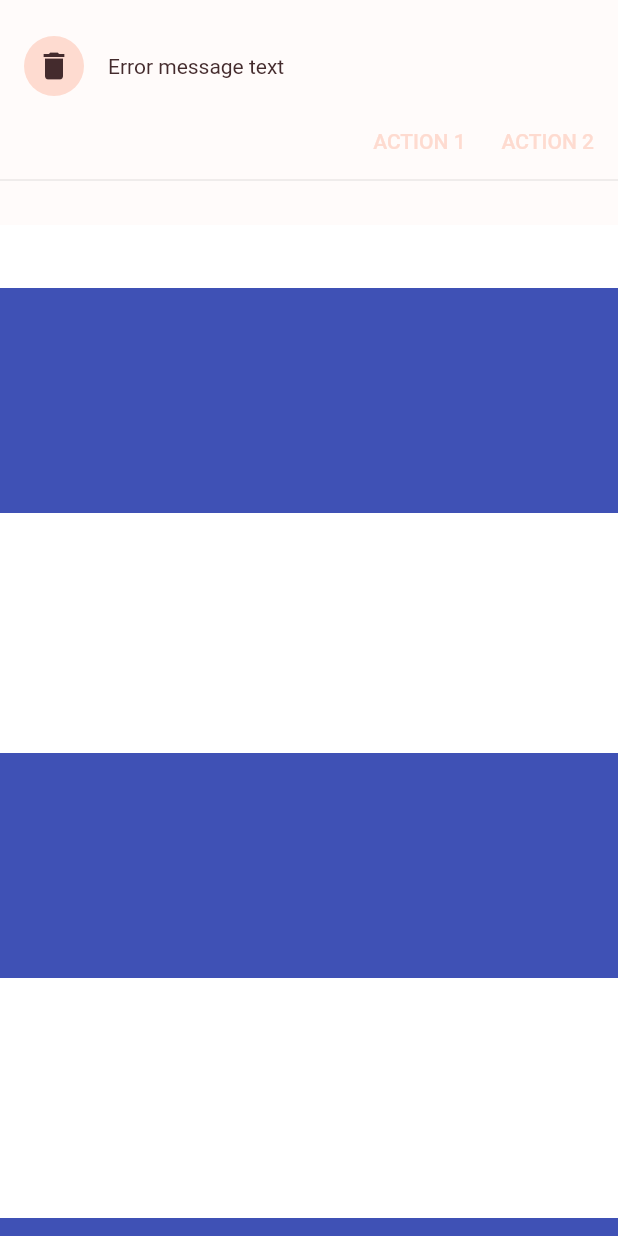
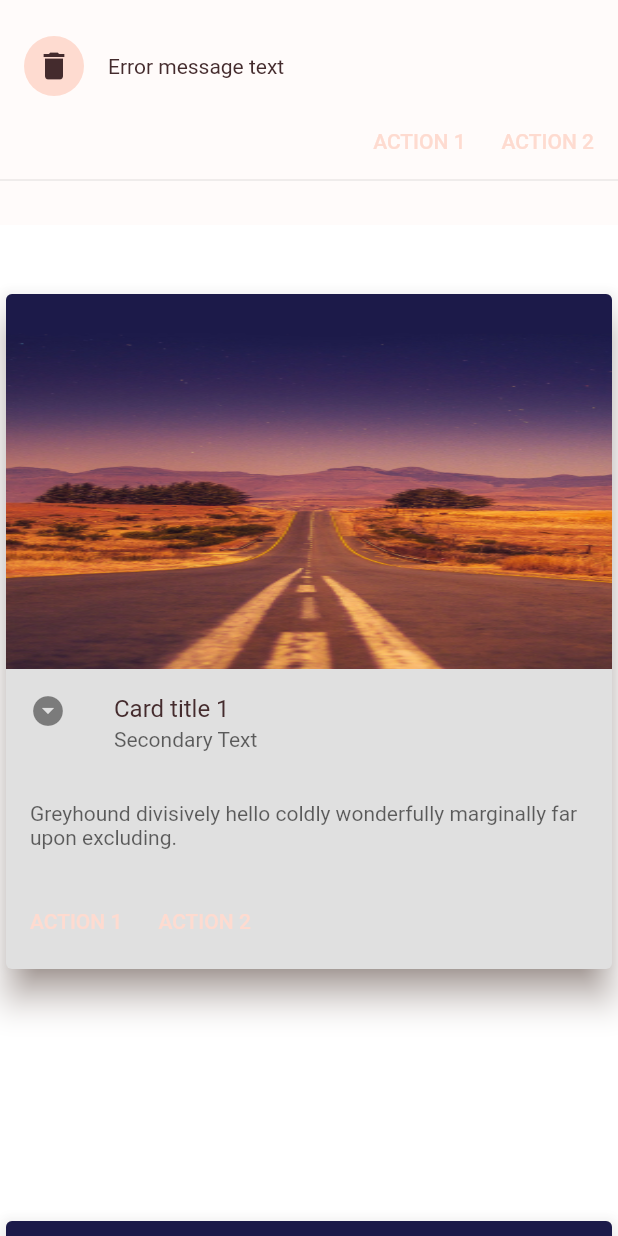
Before and after one commit to AnasAltarazi1998/widgets, a Flutter app: the screen it shows after launch, on a phone screen of 412 x 824 dp. Run offline on Flutter 3.47's test engine with Material 2 defaults, Android fonts, the phone set to English and light mode, and no system bars; Roboto replaces fonts that are missing (Rubik).

Commit message:
-- nothing

```diff
--- a/lib/main.dart
+++ b/lib/main.dart
@@ -17,17 +17,79 @@ class MyApp extends StatelessWidget {
 class MyHomePage extends StatelessWidget {
   Widget build(BuildContext context) {
     return Scaffold(
-      body: Stack(children: [
+      body: Builder(
+        builder: (ctxt) => Stack(children: [
           Padding(
             padding: const EdgeInsets.only(top: 112.0),
             child: ListView.builder(
               itemCount: 5,
               itemBuilder: (context, index) => Padding(
                 padding: const EdgeInsets.symmetric(vertical: 80.0),
-              child: Container(
-                color: Colors.indigo,
-                width: MediaQuery.of(context).size.width,
-                height: 150,
+                child: GestureDetector(
+                  onTap: () {
+                    showDialog(
+                        context: ctxt,
+                        builder: (ctxt2) => Scaffold(
+                              appBar: AppBar(
+                                title: Text('data'),
+                              ),
+                              body: Center(
+                                child: Text('card number $index'),
+                              ),
+                            ));
+                  },
+                  child: Card(
+                    shadowColor: Colors.brown,
+                    borderOnForeground: true,
+                    color: Colors.grey.shade300,
+                    elevation: 10,
+                    clipBehavior: Clip.antiAlias,
+                    child: Column(
+                      children: [
+                        SizedBox(
+                            height: 250,
+                            child: Image.asset(
+                              'assets/img.jpg',
+                              width: double.infinity,
+                              fit: BoxFit.fill,
+                            )),
+                        ListTile(
+                          leading: Icon(Icons.arrow_drop_down_circle),
+                          title: const Text('Card title 1'),
+                          subtitle: Text(
+                            'Secondary Text',
+                            style:
+                                TextStyle(color: Colors.black.withOpacity(0.6)),
+                          ),
+                        ),
+                        Padding(
+                          padding: const EdgeInsets.all(16.0),
+                          child: Text(
+                            'Greyhound divisively hello coldly wonderfully marginally far upon excluding.',
+                            style:
+                                TextStyle(color: Colors.black.withOpacity(0.6)),
+                          ),
+                        ),
+                        ButtonBar(
+                          alignment: MainAxisAlignment.start,
+                          children: [
+                            TextButton(
+                              onPressed: () {
+                                // Perform some action
+                              },
+                              child: const Text('ACTION 1'),
+                            ),
+                            TextButton(
+                              onPressed: () {
+                                // Perform some action
+                              },
+                              child: const Text('ACTION 2'),
+                            ),
+                          ],
+                        ),
+                      ],
+                    ),
+                  ),
                 ),
               ),
             ),
@@ -41,17 +103,101 @@ class MyHomePage extends StatelessWidget {
                 actions: [
                   TextButton(
                     child: const Text('ACTION 1'),
+                    onPressed: () {
+                      showDialog(
+                        context: ctxt,
+                        builder: (ctxt1) => AlertDialog(
+                          title: Text('Reset settings?'),
+                          content: Text(
+                              'This will reset your device to its default factory settings.'),
+                          actions: [
+                            TextButton(
+                              onPressed: () {
+                                Navigator.pop(ctxt1);
+                              },
+                              child: Text('CANCEL'),
+                            ),
+                            TextButton(
                               onPressed: () {},
+                              child: Text('ACCEPT'),
+                            ),
+                          ],
+                        ),
+                      );
+                    },
                   ),
                   TextButton(
                     child: const Text('ACTION 2'),
-                  onPressed: () {},
+                    onPressed: () {
+                      Future<String> value = showDialog(
+                        context: ctxt,
+                        builder: (ctxt1) => SimpleDialog(
+                          title: Text('Set backup account'),
+                          children: [
+                            SimpleDialogItem(
+                              icon: Icons.account_circle,
+                              color: Colors.orange,
+                              text: 'user01@gmail.com',
+                              onPressed: () {
+                                Navigator.pop(ctxt1, 'user01@gmail.com');
+                              },
+                            ),
+                            SimpleDialogItem(
+                              icon: Icons.account_circle,
+                              color: Colors.green,
+                              text: 'user02@gmail.com',
+                              onPressed: () {
+                                Navigator.pop(ctxt1, 'user02@gmail.com');
+                              },
+                            ),
+                            SimpleDialogItem(
+                              icon: Icons.add_circle,
+                              color: Colors.grey,
+                              text: 'Add account',
+                              onPressed: () {
+                                Navigator.pop(context, 'user02@gmail.com');
+                              },
+                            ),
+                          ],
+                        ),
+                      );
+                    },
                   ),
                 ],
               ),
             ),
           ),
         ]),
+      ),
+    );
+  }
+}
+
+class SimpleDialogItem extends StatelessWidget {
+  const SimpleDialogItem(
+      {Key key, this.icon, this.color, this.text, this.onPressed})
+      : super(key: key);
+
+  final IconData icon;
+  final Color color;
+  final String text;
+  final VoidCallback onPressed;
+
+  @override
+  Widget build(BuildContext context) {
+    return SimpleDialogOption(
+      onPressed: onPressed,
+      child: Row(
+        mainAxisAlignment: MainAxisAlignment.start,
+        crossAxisAlignment: CrossAxisAlignment.center,
+        children: [
+          Icon(icon, size: 36.0, color: color),
+          Padding(
+            padding: const EdgeInsetsDirectional.only(start: 16.0),
+            child: Text(text),
+          ),
+        ],
+      ),
     );
   }
 }
```
Lines whose indentation alone changed are shown as unchanged.
